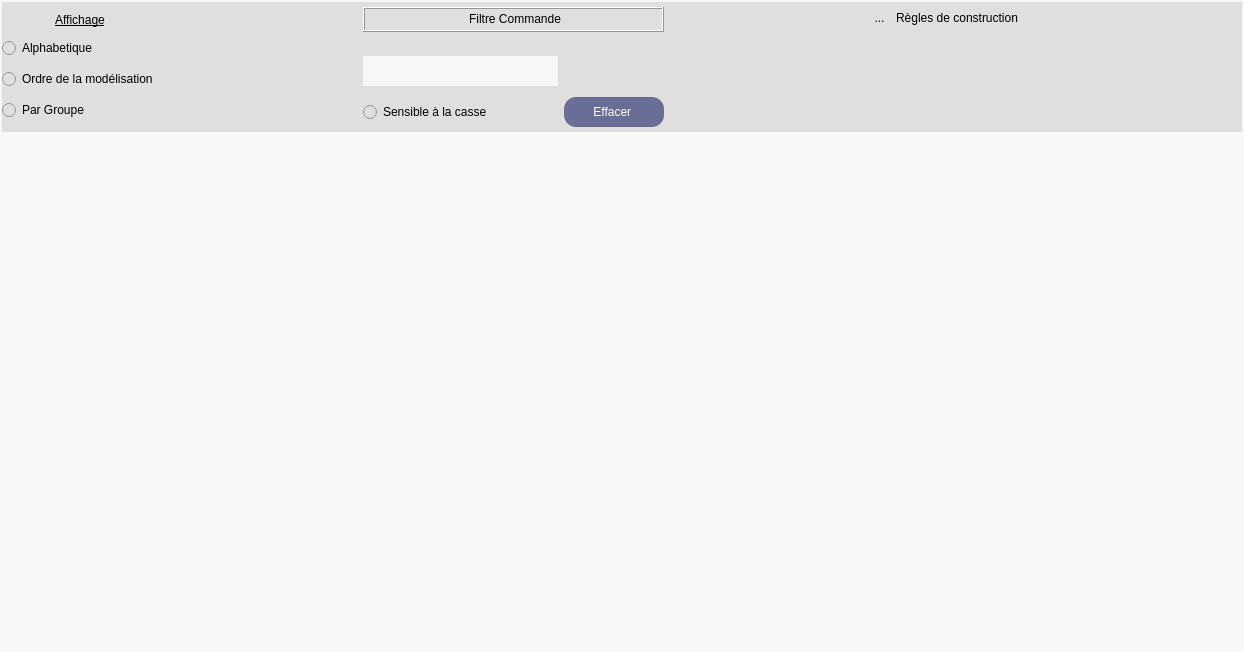
Old version of the form UiQT5/desChoixCommandes.ui in the repository SalomePlatform/eficas_tools.
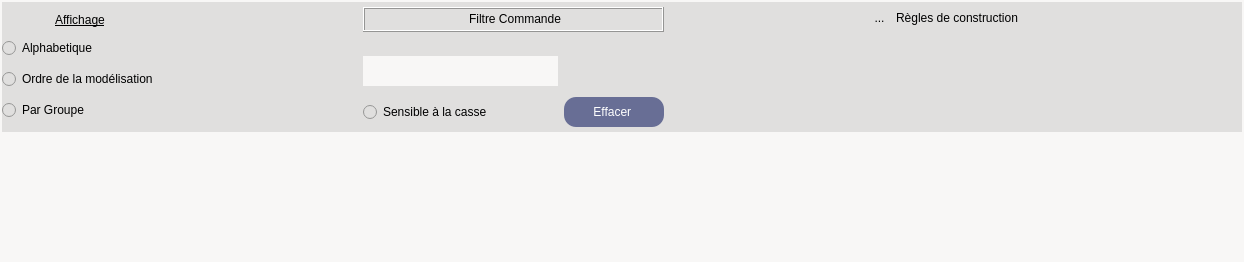
New version of the form. Icons and pictures are not drawn.

What changed in the file:
```diff
--- a/UiQT5/desChoixCommandes.ui
+++ b/UiQT5/desChoixCommandes.ui
@@ -7,7 +7,7 @@
     <x>0</x>
     <y>0</y>
     <width>1244</width>
-    <height>652</height>
+    <height>262</height>
    </rect>
   </property>
   <property name="sizePolicy">
@@ -400,6 +400,12 @@
    </item>
    <item>
     <widget class="QScrollArea" name="scrollAreaCommandes">
+     <property name="sizePolicy">
+      <sizepolicy hsizetype="Expanding" vsizetype="Preferred">
+       <horstretch>0</horstretch>
+       <verstretch>0</verstretch>
+      </sizepolicy>
+     </property>
      <property name="styleSheet">
       <string notr="true"/>
      </property>
@@ -418,11 +424,11 @@
         <x>0</x>
         <y>0</y>
         <width>1240</width>
-        <height>518</height>
+        <height>128</height>
        </rect>
       </property>
       <property name="sizePolicy">
-       <sizepolicy hsizetype="Expanding" vsizetype="Expanding">
+       <sizepolicy hsizetype="Expanding" vsizetype="Preferred">
         <horstretch>0</horstretch>
         <verstretch>0</verstretch>
        </sizepolicy>
```
